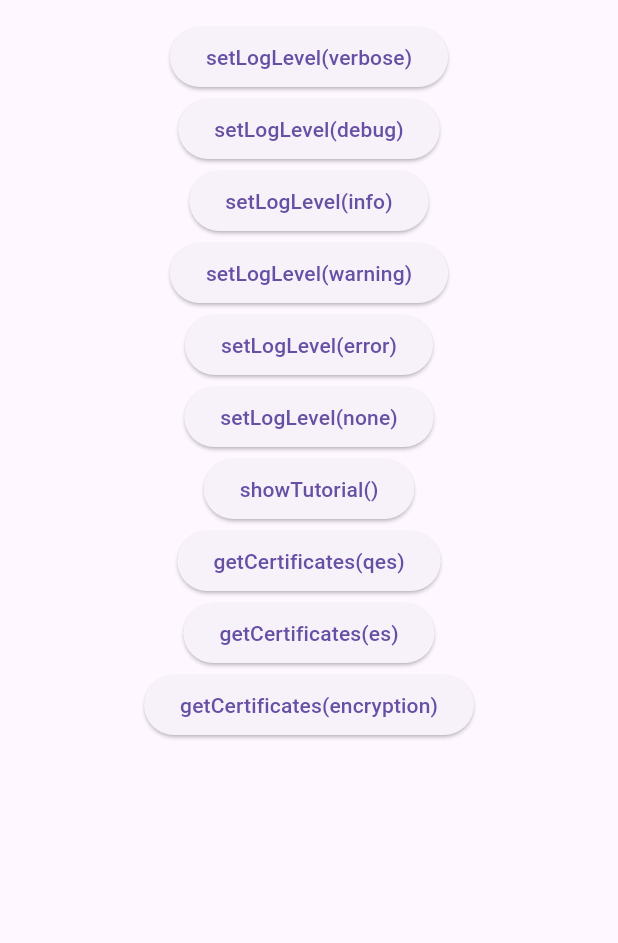
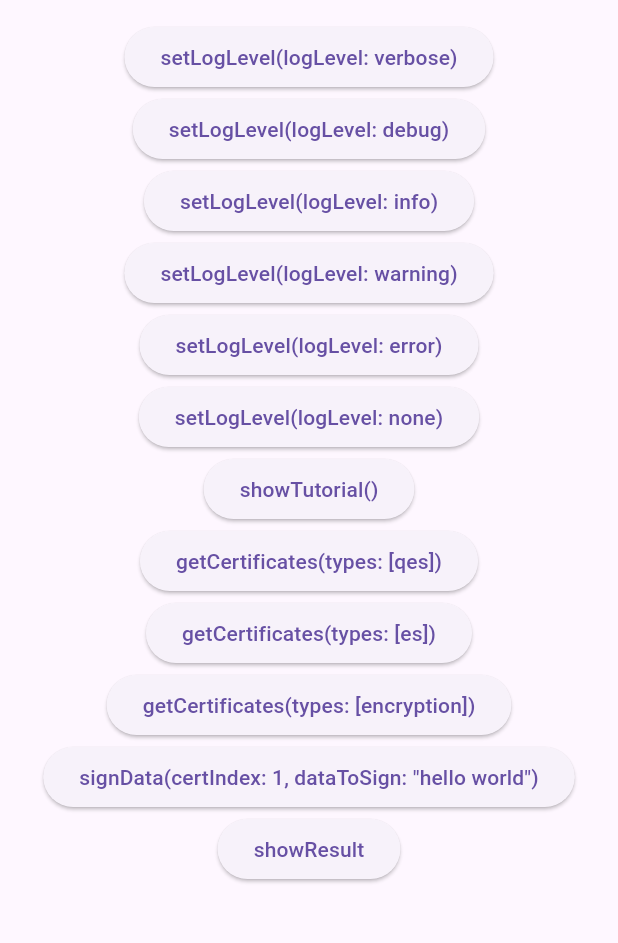
Before and after one commit to slovensko-digital/eidmsdk-flutter, a Flutter app: the screen it shows after launch, on a phone screen of 412 x 824 dp, the part 63-1006 px from its top. Run offline on Flutter 3.47's test engine with Material 3 defaults, Android fonts, the phone set to English and light mode, and no system bars; our stand-ins replace plugin_platform_interface.

Commit message:
Fix signData eID call

```diff
--- a/example/lib/main.dart
+++ b/example/lib/main.dart
@@ -4,6 +4,7 @@ import 'package:eidmsdk/eidmsdk_platform_interface.dart';
 import 'package:flutter/material.dart';
 
 import 'package:eidmsdk/eidmsdk.dart';
+import 'package:flutter/services.dart';
 
 void main() {
   runApp(const App());
@@ -37,7 +38,7 @@ class HomePage extends StatelessWidget {
             child: Column(
               children: [
                 ...EIDLogLevel.values.map((e) => ElevatedButton(
-                      child: Text('setLogLevel(${e.name})'),
+                      child: Text('setLogLevel(logLevel: ${e.name})'),
                       onPressed: () async {
                         final result =
                             await _eidmsdkPlugin.setLogLevel(logLevel: e);
@@ -54,15 +55,35 @@ class HomePage extends StatelessWidget {
                 ),
                 ...EIDCertificateIndex.values.map(
                   (e) => ElevatedButton(
-                    child: Text('getCertificates(${e.name})'),
+                    child: Text('getCertificates(types: [${e.name}])'),
                     onPressed: () async {
                       final result =
                           await _eidmsdkPlugin.getCertificates(types: [e]);
                       print(result);
                       if (!context.mounted) return;
-                      showResult(context, result);
+                      showResult(context, jsonEncode(result));
                     },
                   ),
+                ),
+                ElevatedButton(
+                  child: const Text(
+                      'signData(certIndex: 1, dataToSign: "hello world")'),
+                  onPressed: () async {
+                    final result = await _eidmsdkPlugin.signData(
+                        certIndex: 1,
+                        signatureScheme: "1.2.840.113549.1.1.11",
+                        dataToSign: "hello world");
+                    print(result);
+                    if (!context.mounted) return;
+
+                    showResult(context, result);
+                  },
+                ),
+                ElevatedButton(
+                  child: const Text('showResult'),
+                  onPressed: () async {
+                    showResult(context, 'hello world');
+                  },
                 ),
               ],
             ),
@@ -72,12 +93,24 @@ class HomePage extends StatelessWidget {
     );
   }
 
-  void showResult(BuildContext context, dynamic result) {
+  void showResult(BuildContext context, dynamic content) {
     showDialog(
       context: context,
       builder: (_) => AlertDialog(
         title: const Text("Result"),
-        content: Text(jsonEncode(result)),
+        content: Text(content),
+        actions: [
+          TextButton(
+            onPressed: () async {
+              await Clipboard.setData(ClipboardData(text: content));
+            },
+            child: const Text('Copy'),
+          ),
+          TextButton(
+            onPressed: () => Navigator.pop(context),
+            child: const Text('Dismiss'),
+          ),
+        ],
       ),
     );
   }
--- a/lib/eidmsdk.dart
+++ b/lib/eidmsdk.dart
@@ -9,4 +9,14 @@ class Eidmsdk {
   Future<Map<String, dynamic>?> getCertificates(
           {required List<EIDCertificateIndex> types}) =>
       EidmsdkPlatform.instance.getCertificates(types: types);
+
+  Future<String?> signData({
+    required int certIndex,
+    required String signatureScheme,
+    required String dataToSign,
+  }) =>
+      EidmsdkPlatform.instance.signData(
+          certIndex: certIndex,
+          signatureScheme: signatureScheme,
+          dataToSign: dataToSign);
 }
--- a/lib/eidmsdk_method_channel.dart
+++ b/lib/eidmsdk_method_channel.dart
@@ -45,11 +45,11 @@ class MethodChannelEidmsdk extends EidmsdkPlatform {
   Future<String?> signData(
       {required int certIndex,
       required String signatureScheme,
-      required String dataToString}) async {
+      required String dataToSign}) async {
     final arguments = {
       "certIndex": certIndex,
       "signatureScheme": signatureScheme,
-      "dataToSing": dataToString,
+      "dataToSign": dataToSign,
     };
     final jsonData =
         await methodChannel.invokeMethod<String>('signData', arguments);
--- a/lib/eidmsdk_platform_interface.dart
+++ b/lib/eidmsdk_platform_interface.dart
@@ -50,7 +50,7 @@ abstract class EidmsdkPlatform extends PlatformInterface {
   Future<String?> signData({
     required int certIndex,
     required String signatureScheme,
-    required String dataToString,
+    required String dataToSign,
   }) {
     throw UnimplementedError('signData() has not been implemented.');
   }
```
Also changed, not shown: 1 other file.
